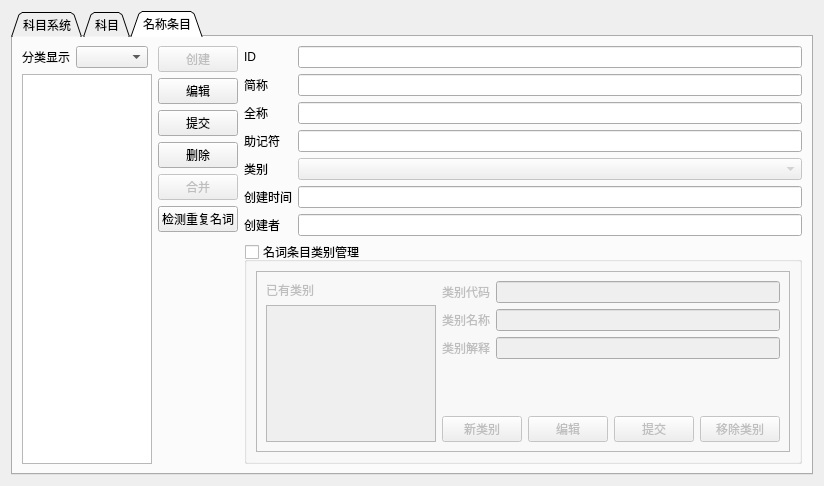
Before: the Qt Designer form forms/apcsubject.ui in wangkungit5905/PzAssistant, drawn with Qt 5.
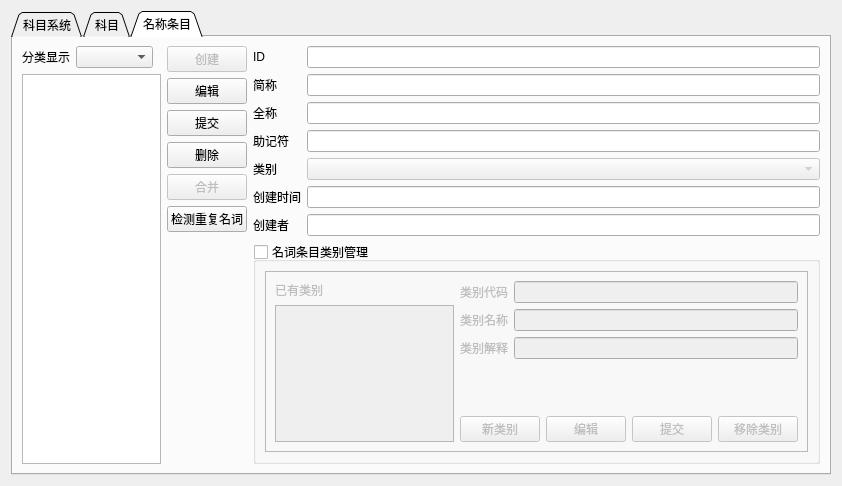
After: the same form once the commit is applied. The open tabs and pages were chosen to show the change.

```diff
--- a/forms/apcsubject.ui
+++ b/forms/apcsubject.ui
@@ -6,7 +6,7 @@
    <rect>
     <x>0</x>
     <y>0</y>
-    <width>824</width>
+    <width>842</width>
     <height>486</height>
    </rect>
   </property>
```
Left out of the diff: 2 changed lines with no effect on the pictures.
